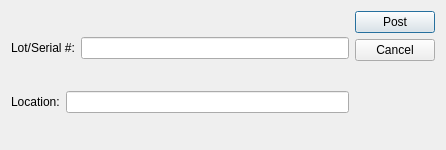
This is guiclient/quickRelocateLot.ui in Pegasus-RPG/xtuple-client as Qt 5 draws it before an edit. The edited form follows.
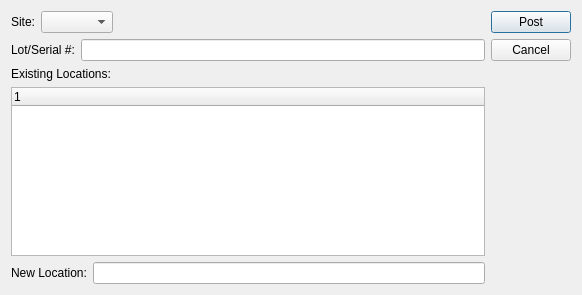
This is the edited form. Custom widgets are drawn as their Qt base class.

Commit message: Issue #22530:prevent multiple items

The edit to the form file:
```diff
--- a/guiclient/quickRelocateLot.ui
+++ b/guiclient/quickRelocateLot.ui
@@ -6,24 +6,52 @@
    <rect>
     <x>0</x>
     <y>0</y>
-    <width>446</width>
-    <height>150</height>
+    <width>582</width>
+    <height>295</height>
    </rect>
   </property>
   <property name="maximumSize">
    <size>
-    <width>446</width>
-    <height>150</height>
+    <width>1000</width>
+    <height>1000</height>
    </size>
   </property>
   <property name="windowTitle">
    <string>Quick Relocate Lot</string>
   </property>
-  <layout class="QGridLayout" name="gridLayout_3">
-   <item row="0" column="0">
-    <layout class="QGridLayout" name="gridLayout_2">
-     <item row="0" column="0">
-      <layout class="QVBoxLayout" name="verticalLayout_5">
+  <layout class="QHBoxLayout" name="horizontalLayout_4">
+   <item>
+    <layout class="QVBoxLayout" name="verticalLayout_2">
+     <item>
+      <layout class="QHBoxLayout" name="horizontalLayout">
+       <item>
+        <widget class="QLabel" name="_warehousLit">
+         <property name="text">
+          <string>Site:</string>
+         </property>
+         <property name="alignment">
+          <set>Qt::AlignRight|Qt::AlignTrailing|Qt::AlignVCenter</set>
+         </property>
+        </widget>
+       </item>
+       <item>
+        <widget class="WComboBox" name="_warehous"/>
+       </item>
+       <item>
+        <spacer name="horizontalSpacer">
+         <property name="orientation">
+          <enum>Qt::Horizontal</enum>
+         </property>
+         <property name="sizeHint" stdset="0">
+          <size>
+           <width>40</width>
+           <height>20</height>
+          </size>
+         </property>
+        </spacer>
+       </item>
+      </layout>
+     </item>
        <item>
         <layout class="QHBoxLayout" name="horizontalLayout_2">
          <item>
@@ -38,12 +66,30 @@
          </item>
         </layout>
        </item>
+     <item>
+      <layout class="QVBoxLayout" name="verticalLayout">
+       <item>
+        <widget class="QLabel" name="_itemlocLit">
+         <property name="text">
+          <string>Existing Locations:</string>
+         </property>
+        </widget>
+       </item>
+       <item>
+        <widget class="XTreeWidget" name="_itemloc">
+         <property name="selectionMode">
+          <enum>QAbstractItemView::MultiSelection</enum>
+         </property>
+        </widget>
+       </item>
+      </layout>
+     </item>
        <item>
         <layout class="QHBoxLayout" name="horizontalLayout_3">
          <item>
           <widget class="QLabel" name="_locationLit">
            <property name="text">
-            <string>Location:</string>
+          <string>New Location:</string>
            </property>
           </widget>
          </item>
@@ -54,7 +100,7 @@
        </item>
       </layout>
      </item>
-     <item row="0" column="1">
+   <item>
       <layout class="QVBoxLayout" name="verticalLayout_4">
        <item>
         <widget class="QPushButton" name="_assign">
@@ -89,16 +135,30 @@
       </layout>
      </item>
     </layout>
-   </item>
-  </layout>
  </widget>
  <customwidgets>
+  <customwidget>
+   <class>WComboBox</class>
+   <extends>XComboBox</extends>
+   <header>wcombobox.h</header>
+  </customwidget>
+  <customwidget>
+   <class>XComboBox</class>
+   <extends>QComboBox</extends>
+   <header>xcombobox.h</header>
+  </customwidget>
   <customwidget>
    <class>XLineEdit</class>
    <extends>QLineEdit</extends>
    <header>xlineedit.h</header>
    <container>1</container>
   </customwidget>
+  <customwidget>
+   <class>XTreeWidget</class>
+   <extends>QTreeWidget</extends>
+   <header>xtreewidget.h</header>
+   <container>1</container>
+  </customwidget>
  </customwidgets>
  <resources/>
  <connections/>
```
Left out of the diff: 8 changed lines with no effect on the pictures. Lines whose indentation alone changed are shown as unchanged. The commit also changes 2 other files.
